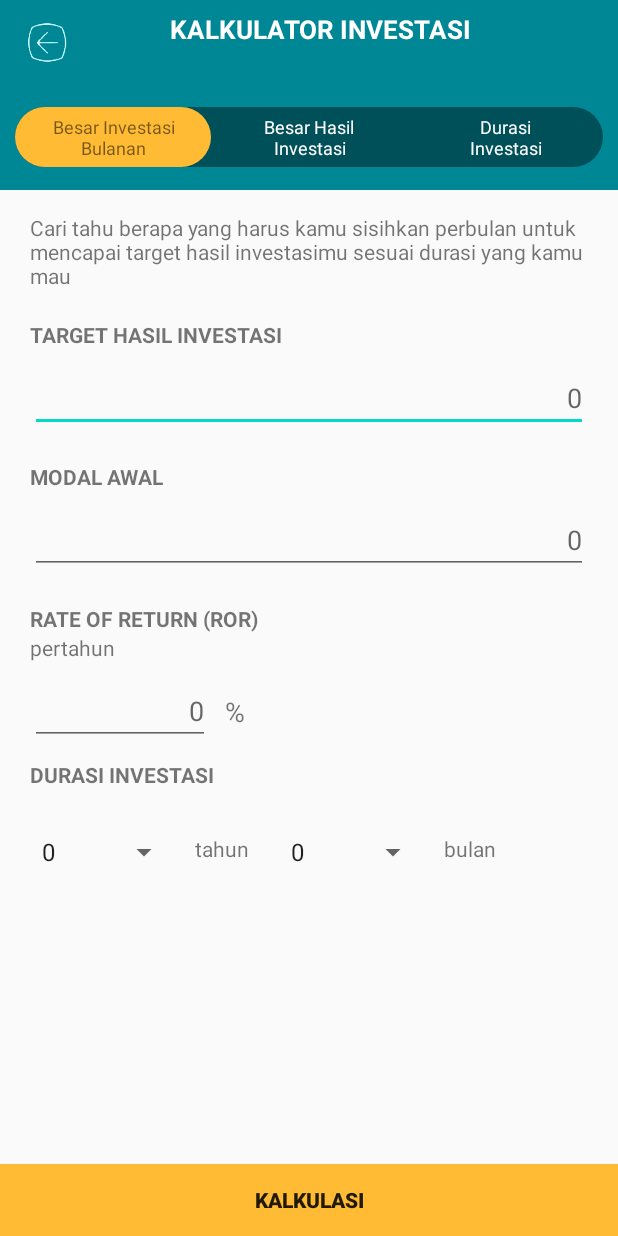
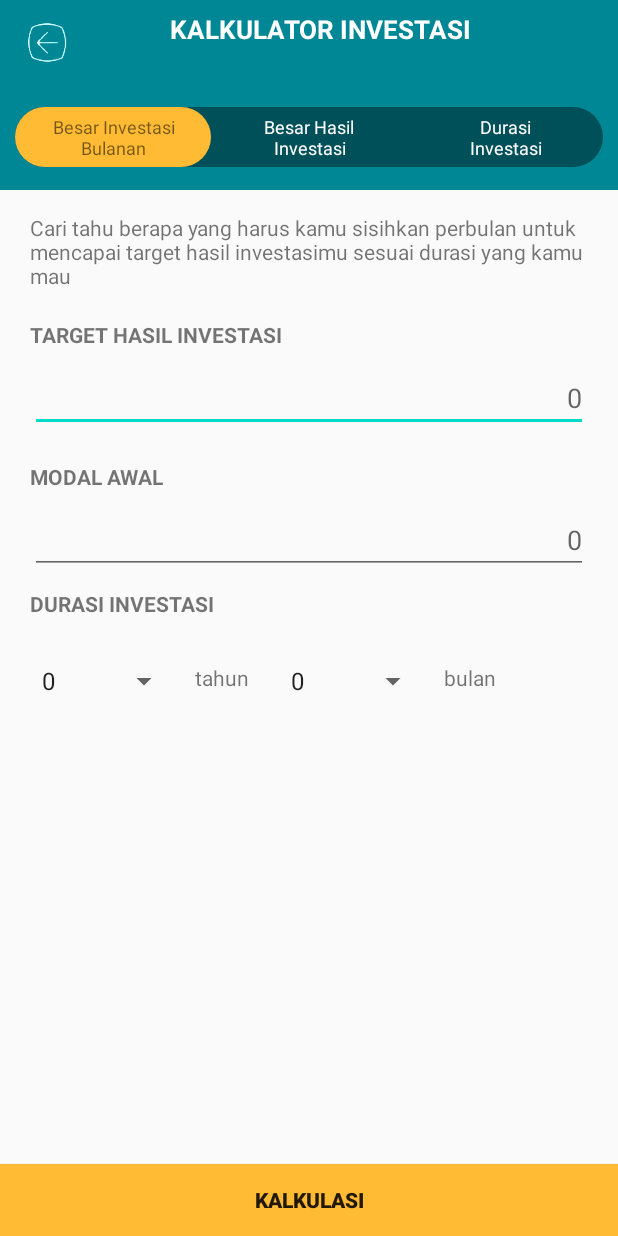
Before and after one commit to CIKOOOOO/BSI, an Android app: the BesarInvestasiBulananCalProdFragment screen opened directly, with no data from a screen before it, on a phone screen of 412 x 824 dp. Run offline under Robolectric (Android 15) with nearby library versions, the phone set to English and light mode, and no system bars.

Commit message:
Calculator Product
Nge hide RoR TextEdit

```diff
--- a/app/src/main/java/com/bca/bsi/ui/basenavigation/products/detail/reksadana/calculatorfragment/BesarHasilInvestasiCalProdFragment.java
+++ b/app/src/main/java/com/bca/bsi/ui/basenavigation/products/detail/reksadana/calculatorfragment/BesarHasilInvestasiCalProdFragment.java
@@ -33,6 +33,9 @@ public class BesarHasilInvestasiCalProdFragment extends BaseFragment implements
     private EditText ETBHIModalAwal;
     private EditText ETBHIIvestasiBulanan;
     private EditText ETBHIROR;
+    private TextView rorLabel;
+    private TextView rorPertahunLabel;
+    private TextView rorPersenLabel;
 
     public BesarHasilInvestasiCalProdFragment() {
         // Required empty public constructor
@@ -75,6 +78,10 @@ public class BesarHasilInvestasiCalProdFragment extends BaseFragment implements
         ETBHIModalAwal = view.findViewById(R.id.et_bhi_modal_awal_calprod);
         ETBHIROR = view.findViewById(R.id.et_bhi_ror_calprod);
 
+        rorLabel = view.findViewById(R.id.textView9_calprod);
+        rorPersenLabel = view.findViewById(R.id.textView12_calprod);
+        rorPertahunLabel = view.findViewById(R.id.textView11_calprod);
+
         ArrayAdapter<Integer> adapter = new ArrayAdapter<Integer>(view.getContext(), android.R.layout.simple_dropdown_item_1line, durasiTahun);
         spinnerDurasiTahunBHI.setAdapter(adapter);
 
@@ -85,6 +92,12 @@ public class BesarHasilInvestasiCalProdFragment extends BaseFragment implements
         BHILabel.setVisibility(View.INVISIBLE);
         rpLabel.setVisibility(View.INVISIBLE);
         hasilBHI.setVisibility(View.INVISIBLE);
+
+        ETBHIROR.setVisibility(View.GONE);
+        ETBHIROR.setText("2");
+        rorLabel.setVisibility(View.GONE);
+        rorPersenLabel.setVisibility(View.GONE);
+        rorPertahunLabel.setVisibility(View.GONE);
 
     }
 
--- a/app/src/main/java/com/bca/bsi/ui/basenavigation/products/detail/reksadana/calculatorfragment/BesarInvestasiBulananCalProdFragment.java
+++ b/app/src/main/java/com/bca/bsi/ui/basenavigation/products/detail/reksadana/calculatorfragment/BesarInvestasiBulananCalProdFragment.java
@@ -34,6 +34,9 @@ public class BesarInvestasiBulananCalProdFragment extends BaseFragment implement
     private EditText ETBIBTargetHasilInvestasi;
     private EditText ETBIBModalAwal;
     private EditText ETBIBROR;
+    private TextView rorLabel;
+    private TextView rorPertahunLabel;
+    private TextView rorPersenLabel;
 
     public BesarInvestasiBulananCalProdFragment() {
         // Required empty public constructor
@@ -78,6 +81,10 @@ public class BesarInvestasiBulananCalProdFragment extends BaseFragment implement
         ETBIBTargetHasilInvestasi = view.findViewById(R.id.et_bib_target_hasil_investasi_calprod);
         ETBIBROR = view.findViewById(R.id.et_bib_ror_calprod);
 
+        rorLabel = view.findViewById(R.id.textView16_calprod);
+        rorPersenLabel = view.findViewById(R.id.textView18_calprod);
+        rorPertahunLabel = view.findViewById(R.id.textView17_calprod);
+
         ArrayAdapter<Integer> adapter = new ArrayAdapter<Integer>(view.getContext(), android.R.layout.simple_dropdown_item_1line, durasiTahun);
         spinnerDurasiTahunBIB.setAdapter(adapter);
 
@@ -88,6 +95,11 @@ public class BesarInvestasiBulananCalProdFragment extends BaseFragment implement
         BIBLabel.setVisibility(View.INVISIBLE);
         rpLabel.setVisibility(View.INVISIBLE);
         hasilBIB.setVisibility(View.INVISIBLE);
+        ETBIBROR.setVisibility(View.GONE);
+        ETBIBROR.setText("2");
+        rorLabel.setVisibility(View.GONE);
+        rorPersenLabel.setVisibility(View.GONE);
+        rorPertahunLabel.setVisibility(View.GONE);
 
     }
 
```
Also changed, not shown: app/src/main/java/com/bca/bsi/ui/basenavigation/products/detail/reksadana/calculatorfragment/DurasiInvestasiCalProdFragment.java (+13 -0 lines).
